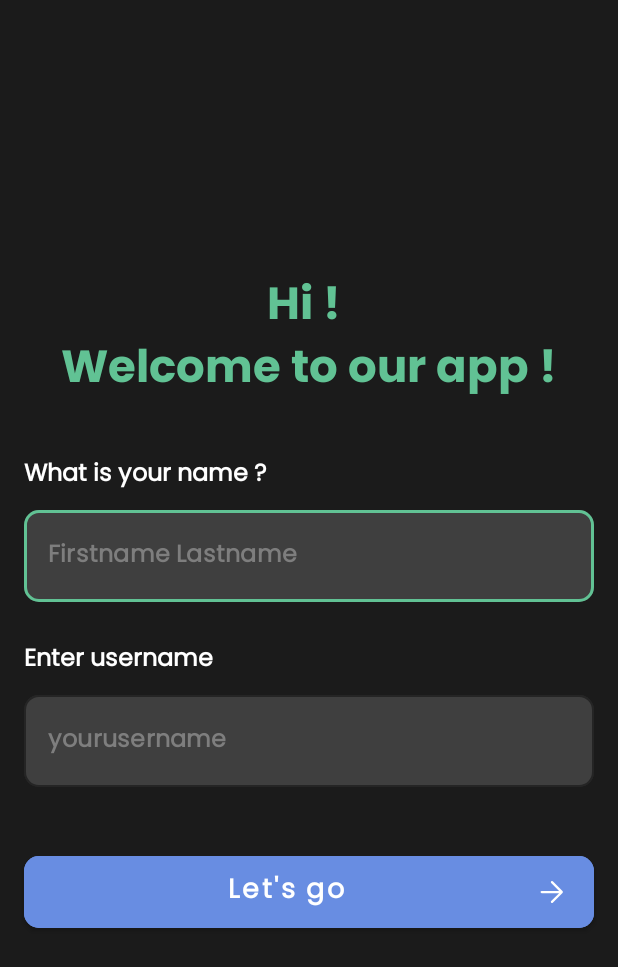
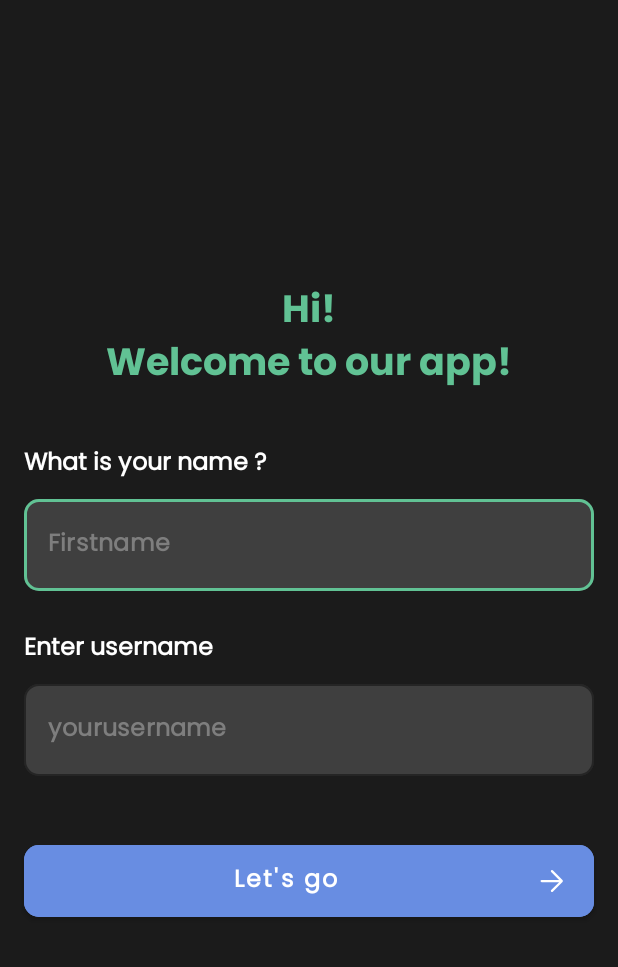
Before and after one commit to uchkun-azimboev/ToMemorizeVocabulary, an Android app: the screen it shows after launch (MainActivity), on a phone screen of 412 x 824 dp. Shown: the top 967 px of the screen. Run offline under Robolectric (Android 15) with nearby library versions, the phone set to English and light mode, and no system bars; our stand-ins replace Dagger/Hilt's generated code, Room's generated code.

Commit message:
add LoginFragment.kt

```diff
--- a/app/src/main/java/uz/pdp/tomemorizevocabulary/ui/category/CategoryFragment.kt
+++ b/app/src/main/java/uz/pdp/tomemorizevocabulary/ui/category/CategoryFragment.kt
@@ -14,6 +14,7 @@ import uz.pdp.tomemorizevocabulary.databinding.FragmentCategoryBinding
 import uz.pdp.tomemorizevocabulary.utils.Constants
 import uz.pdp.tomemorizevocabulary.utils.Extensions.click
 import uz.pdp.tomemorizevocabulary.utils.Extensions.gone
+import uz.pdp.tomemorizevocabulary.utils.Extensions.toast
 import uz.pdp.tomemorizevocabulary.utils.Extensions.visible
 import uz.pdp.tomemorizevocabulary.utils.Resource.Status
 import uz.pdp.tomemorizevocabulary.viewmodel.WordViewModel
@@ -49,7 +50,6 @@ class CategoryFragment : Fragment() {
 
     private fun initViews() = binding.apply {
 
-
         rvWords.adapter = wordAdapter
 
         ivBack click { requireActivity().onBackPressed() }
@@ -59,7 +59,9 @@ class CategoryFragment : Fragment() {
         }
 
         frameGame click {
-            findNavController().navigate(R.id.action_lessonFragment_to_playFragment, arguments)
+            if (rvWords.adapter!!.itemCount > 0)
+                findNavController().navigate(R.id.action_lessonFragment_to_playFragment, arguments)
+            else toast(getString(R.string.str_dont_word))
         }
     }
 
--- a/app/src/main/java/uz/pdp/tomemorizevocabulary/ui/main/MainFragment.kt
+++ b/app/src/main/java/uz/pdp/tomemorizevocabulary/ui/main/MainFragment.kt
@@ -47,9 +47,7 @@ class MainFragment : Fragment() {
     override fun onStart() {
         super.onStart()
         categoryViewModel.getAllCategory()
-        if (arguments != null) {
-            userViewModel.getUser(arguments?.getString(USERNAME)!!)
-        }
+        userViewModel.getUser(userViewModel.getState())
     }
 
     private fun initViews() = binding.apply {
--- a/app/src/main/res/layout/fragment_category.xml
+++ b/app/src/main/res/layout/fragment_category.xml
@@ -63,7 +63,7 @@
                 android:orientation="horizontal">
 
                 <FrameLayout
-                    android:id="@+id/frame_search"
+                    android:id="@+id/frame_edit"
                     android:layout_width="0dp"
                     android:layout_height="match_parent"
                     android:layout_weight="1"
--- a/app/src/main/res/layout/fragment_login.xml
+++ b/app/src/main/res/layout/fragment_login.xml
@@ -16,7 +16,7 @@
         android:gravity="center"
         android:text="@string/str_hi"
         android:textColor="@color/green"
-        android:textSize="30sp" />
+        android:textSize="25sp" />
 
     <LinearLayout
         android:layout_width="match_parent"
@@ -111,7 +111,7 @@
             android:drawableEnd="@drawable/ic_arrow_forward_24px"
             android:text="@string/str_let_s_go"
             android:textAllCaps="false"
-            android:textSize="18sp"
+            android:textSize="16sp"
             app:cornerRadius="10dp"
             tools:ignore="RtlHardcoded" />
 
--- a/app/src/main/res/values/strings.xml
+++ b/app/src/main/res/values/strings.xml
@@ -50,13 +50,14 @@
     <string name="str_that_s_all">That\'s all</string>
     <string name="str_what_name">What is your name ?</string>
     <string name="str_enter_username">Enter username</string>
-    <string name="str_firstname_lastname">Firstname Lastname</string>
+    <string name="str_firstname_lastname">Firstname</string>
     <string name="str_yourusername">yourusername</string>
-    <string name="str_hi">Hi ! \nWelcome to our app !</string>
+    <string name="str_hi">Hi!\nWelcome to our app!</string>
     <string name="str_let_s_go">Let\'s go</string>
     <string name="str_i_know">I know</string>
     <string name="str_i_dont_know">I don\'t know</string>
     <string name="str_incorrect_username">Incorrect username, enter again!</string>
+    <string name="str_dont_word">You don\'t have any word</string>
 
     <string-array name="part_of_speech">
 
```
Also changed, not shown: app/src/main/java/uz/pdp/tomemorizevocabulary/ui/login/LoginFragment.kt (+5 -8 lines).
